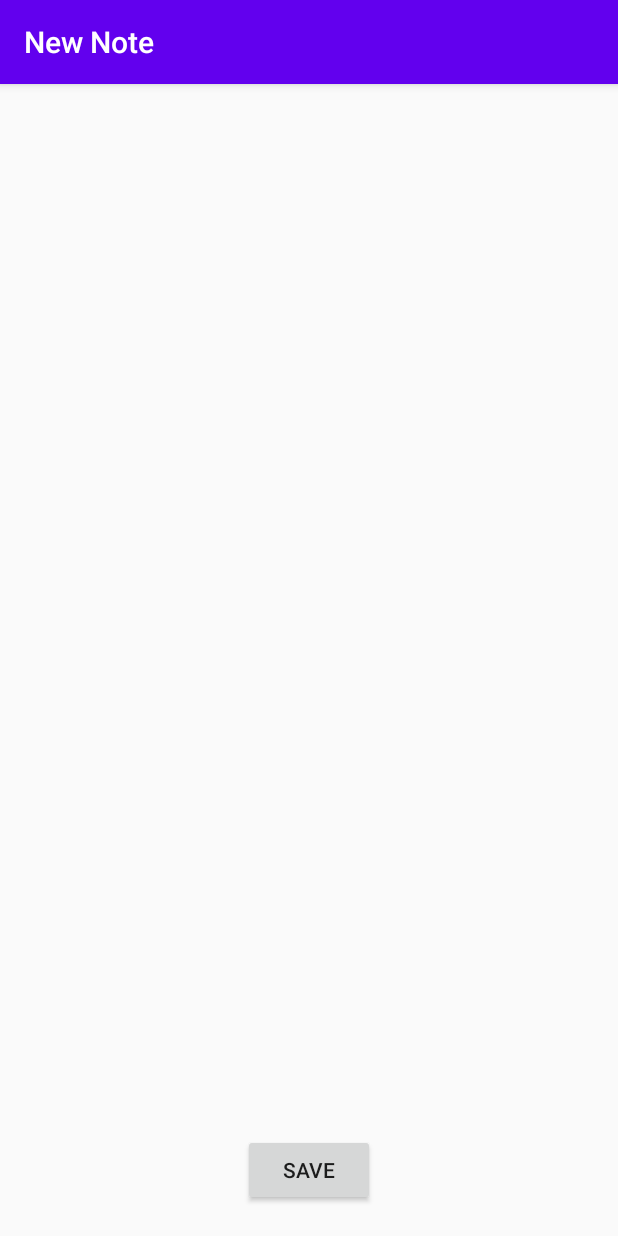
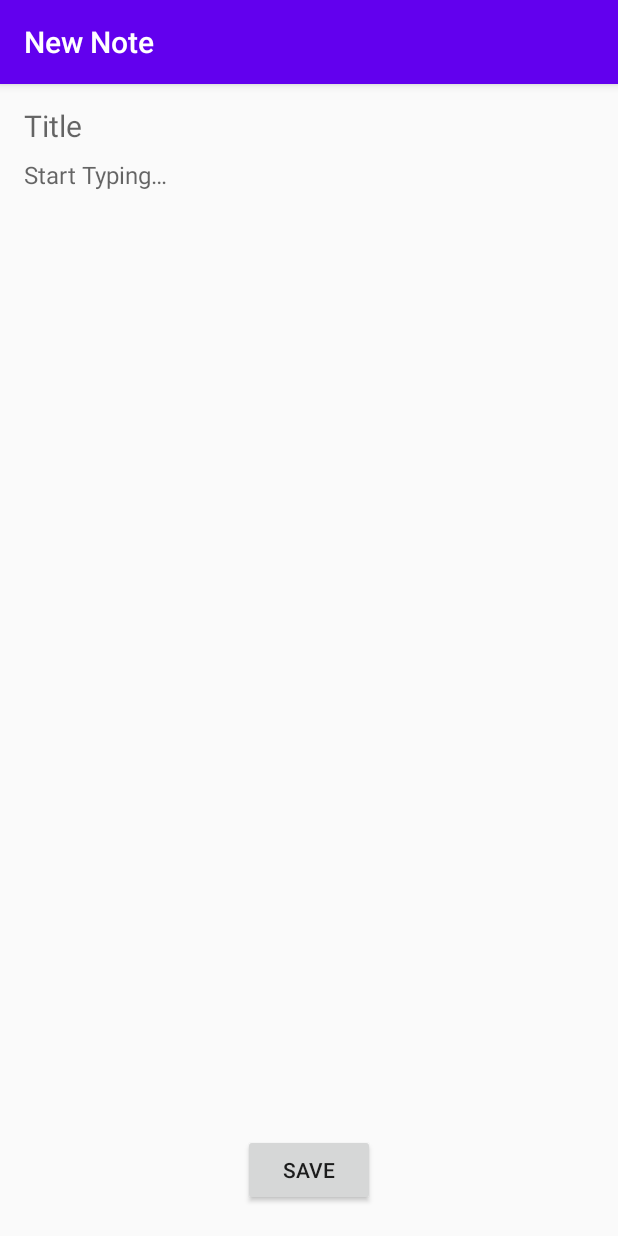
Before and after one commit to gpatel1994/MYNote, an Android app: the screen it shows after launch (FragmentLoadActivity), after a tap on an icon or button, on a phone screen of 412 x 824 dp. Run offline under Robolectric (Android 15) with nearby library versions, the phone set to English and light mode, and no system bars; our stand-ins replace data binding.

Commit message:
setup note title in DB and main show list

```diff
--- a/app/src/main/java/com/timesproject/mynotes/FragmentLoadActivity.kt
+++ b/app/src/main/java/com/timesproject/mynotes/FragmentLoadActivity.kt
@@ -5,8 +5,9 @@ import androidx.databinding.DataBindingUtil
 import androidx.fragment.app.FragmentActivity
 import androidx.fragment.app.FragmentTransaction
 import com.timesproject.mynotes.databinding.ActivtiyFragmentLoadBinding
+import com.timesproject.mynotes.listener.FragmentLoadActivityListener
 
-class FragmentLoadActivity : FragmentActivity() {
+class FragmentLoadActivity : FragmentActivity(), FragmentLoadActivityListener {
 
     private var fragmentTransaction:FragmentTransaction?= null
     lateinit var binding: ActivtiyFragmentLoadBinding
@@ -14,11 +15,11 @@ class FragmentLoadActivity : FragmentActivity() {
     override fun onCreate(savedInstanceState: Bundle?) {
         super.onCreate(savedInstanceState)
         binding = DataBindingUtil.setContentView(this, R.layout.activtiy_fragment_load)
-        binding.fragmentLoadToolbar.title = "New Note"
-        setActionBar(binding.fragmentLoadToolbar)
         initIntent()
         setFragmentManager()
         launchFragment()
+        setToolbarTitle(null)
+        setActionBar(binding.fragmentLoadToolbar)
     }
 
     private fun initIntent() {
@@ -37,4 +38,9 @@ class FragmentLoadActivity : FragmentActivity() {
         }
         fragmentTransaction?.commit()
     }
+
+    override fun setToolbarTitle(toolbarTitle: String?) {
+        val title = if (!toolbarTitle.isNullOrEmpty()) toolbarTitle else "New Note"
+        binding.fragmentLoadToolbar.title = title
+    }
 }
--- a/app/src/main/java/com/timesproject/mynotes/MainActivity.kt
+++ b/app/src/main/java/com/timesproject/mynotes/MainActivity.kt
@@ -12,6 +12,7 @@ import com.timesproject.mynotes.adapter.NoteListAdapter
 import com.timesproject.mynotes.database.TextNoteDBHelper
 import com.timesproject.mynotes.databinding.ActivityStartupBinding
 import com.timesproject.mynotes.listener.MainActivityListener
+import com.timesproject.mynotes.model.TextNote
 
 class MainActivity : AppCompatActivity(), MainActivityListener {
 
@@ -77,7 +78,7 @@ class MainActivity : AppCompatActivity(), MainActivityListener {
         if(!noteIdList.isNullOrEmpty()) { noteIdListAdapter?.setNoteIdList(noteIdList) }
     }
 
-    private fun getNoteIdList() : List<String?>? {
-        return noteDBHelper.readAllNotes()?.mapNotNull { it.noteId }
+    private fun getNoteIdList() : List<TextNote>? {
+        return noteDBHelper.readAllNotes()
     }
 }
--- a/app/src/main/java/com/timesproject/mynotes/NewNoteFragment.kt
+++ b/app/src/main/java/com/timesproject/mynotes/NewNoteFragment.kt
@@ -9,6 +9,7 @@ import androidx.databinding.DataBindingUtil
 import androidx.fragment.app.Fragment
 import com.timesproject.mynotes.database.TextNoteDBHelper
 import com.timesproject.mynotes.databinding.FragmentNoteListBinding
+import com.timesproject.mynotes.listener.FragmentLoadActivityListener
 import com.timesproject.mynotes.model.TextNote
 import com.timesproject.mynotes.util.NoteUtil
 
@@ -26,10 +27,13 @@ class NewNoteFragment : Fragment() {
             return fragment
         }
     }
+
     private lateinit var binding: FragmentNoteListBinding
     private lateinit var noteDBHelper: TextNoteDBHelper
     private var noteId:String? = null
-    private var noteText:String? = null
+    private var note: TextNote? = null
+    private var activityListener : FragmentLoadActivityListener? = null
+
     override fun onCreateView(
         inflater: LayoutInflater, container: ViewGroup?,
         savedInstanceState: Bundle?
@@ -42,14 +46,21 @@ class NewNoteFragment : Fragment() {
     override fun onViewCreated(view: View, savedInstanceState: Bundle?) {
         super.onViewCreated(view, savedInstanceState)
         initFromBundle()
+    }
+
+    override fun onActivityCreated(savedInstanceState: Bundle?) {
+        super.onActivityCreated(savedInstanceState)
+        activityListener = activity as? FragmentLoadActivityListener
         setNoteText()
         binding.saveNoteButton.setOnClickListener { onClickSaveButton() }
     }
 
     private fun setNoteText() {
-        noteText = noteDBHelper.readTextNote(noteId)?.get(0)?.noteText
-        if(!noteText.isNullOrEmpty()) {
-            binding.inputText.setText(noteText)
+        note = noteDBHelper.readTextNote(noteId)?.get(0)
+        note?.let { txtNote ->
+            txtNote.noteTitle?.let { activityListener?.setToolbarTitle(it) }
+            txtNote.noteText?.let { binding.inputText.setText(it) }
+            binding.noteTitleText.visibility = View.GONE
         }
     }
 
@@ -61,10 +72,14 @@ class NewNoteFragment : Fragment() {
 
     private fun onClickSaveButton() {
         val noteId = NoteUtil.generateNoteId()
+        var noteTitle : String? = binding.noteTitleText.editableText.toString()
         val noteText = binding.inputText.editableText.toString()
 
-        if(!noteId.isNullOrEmpty() && noteText.isNotEmpty()) {
-            val result = noteDBHelper.saveNoteInDB(TextNote(noteId, noteText))
+        if(noteTitle.isNullOrEmpty()) {
+            noteTitle = NoteUtil.getFirstNthCharactersFromText(noteText)
+        }
+        if(!noteId.isNullOrEmpty() && !noteTitle.isNullOrEmpty() && noteText.isNotEmpty()) {
+            val result = noteDBHelper.saveNoteInDB(TextNote(noteId, noteTitle, noteText))
             if(result) {
                 Toast.makeText(context, "Note Saved", Toast.LENGTH_LONG).show()
                 activity?.supportFragmentManager?.popBackStack()
@@ -72,6 +87,10 @@ class NewNoteFragment : Fragment() {
                 Toast.makeText(context, "Error in Saving Note", Toast.LENGTH_LONG).show()
             }
         }
+    }
 
+    override fun onDestroyView() {
+        super.onDestroyView()
+        activityListener = null
     }
 }
--- a/app/src/main/java/com/timesproject/mynotes/database/TextNoteDBHelper.kt
+++ b/app/src/main/java/com/timesproject/mynotes/database/TextNoteDBHelper.kt
@@ -12,15 +12,16 @@ import com.timesproject.mynotes.model.TextNote
 
 class TextNoteDBHelper(context: Context) : SQLiteOpenHelper(context, DATABASE_NAME, null, DATABASE_VERSION) {
     companion object {
-        val DATABASE_VERSION = 1
-        val DATABASE_NAME = "MyNote.db"
+        const val DATABASE_VERSION = 1
+        const val DATABASE_NAME = "MyNote.db"
 
-        private val SQL_CREATE_ENTRIES =
+        const val SQL_CREATE_ENTRIES =
             "CREATE TABLE " + TextNoteDataBaseContract.TextNoteEntry.TABLE_NAME + " (" +
                     TextNoteDataBaseContract.TextNoteEntry.NOTE_ID + " TEXT PRIMARY KEY," +
-                    TextNoteDataBaseContract.TextNoteEntry.NOTE_TEXT + " TEXT)"
+                    TextNoteDataBaseContract.TextNoteEntry.NOTE_TEXT + " TEXT," +
+                    TextNoteDataBaseContract.TextNoteEntry.NOTE_TITLE + " TEXT)"
 
-        private val SQL_DELETE_ENTRIES =
+        const val SQL_DELETE_ENTRIES =
             "DROP TABLE IF EXISTS " + TextNoteDataBaseContract.TextNoteEntry.TABLE_NAME
     }
 
@@ -48,6 +49,7 @@ class TextNoteDBHelper(context: Context) : SQLiteOpenHelper(context, DATABASE_NA
         val values = ContentValues()
 
         values.put(TextNoteDataBaseContract.TextNoteEntry.NOTE_ID, textNote.noteId)
+        values.put(TextNoteDataBaseContract.TextNoteEntry.NOTE_TITLE, textNote.noteTitle)
         values.put(TextNoteDataBaseContract.TextNoteEntry.NOTE_TEXT, textNote.noteText)
 
         // Insert the new row, returning the primary key value of the new row
@@ -91,12 +93,14 @@ class TextNoteDBHelper(context: Context) : SQLiteOpenHelper(context, DATABASE_NA
         }
 
         var noteText: String
+        var noteTitle: String
         cursor?.let {
             if (it.moveToFirst()) {
                 while (!it.isAfterLast) {
+                    noteTitle = it.getString(it.getColumnIndex(TextNoteDataBaseContract.TextNoteEntry.NOTE_TITLE))
                     noteText =
                         it.getString(it.getColumnIndex(TextNoteDataBaseContract.TextNoteEntry.NOTE_TEXT))
-                    noteList.add(TextNote(noteId, noteText))
+                    noteList.add(TextNote(noteId, noteTitle, noteText))
                     it.moveToNext()
                 }
             }
@@ -121,15 +125,18 @@ class TextNoteDBHelper(context: Context) : SQLiteOpenHelper(context, DATABASE_NA
         }
         var noteId: String
         var noteText: String
+        var noteTitle: String
         cursor?.let {
             if (it.moveToFirst()) {
                 while (!it.isAfterLast) {
                     noteId =
                         cursor.getString(cursor.getColumnIndex(TextNoteDataBaseContract.TextNoteEntry.NOTE_ID))
+                    noteTitle =
+                        cursor.getString(cursor.getColumnIndex(TextNoteDataBaseContract.TextNoteEntry.NOTE_TITLE))
                     noteText =
                         cursor.getString(cursor.getColumnIndex(TextNoteDataBaseContract.TextNoteEntry.NOTE_TEXT))
 
-                    noteList.add(TextNote(noteId, noteText))
+                    noteList.add(TextNote(noteId, noteTitle, noteText))
                     cursor.moveToNext()
                 }
 
--- a/app/src/main/java/com/timesproject/mynotes/database/TextNoteDataBaseContract.kt
+++ b/app/src/main/java/com/timesproject/mynotes/database/TextNoteDataBaseContract.kt
@@ -7,6 +7,7 @@ object TextNoteDataBaseContract {
         companion object {
             const val TABLE_NAME = "textNote"
             const val NOTE_ID = "noteId"
+            const val NOTE_TITLE = "noteTitle"
             const val NOTE_TEXT = "noteText"
         }
     }
--- /dev/null
+++ b/app/src/main/java/com/timesproject/mynotes/listener/FragmentLoadActivityListener.kt
@@ -0,0 +1,5 @@
+package com.timesproject.mynotes.listener
+
+interface FragmentLoadActivityListener {
+    fun setToolbarTitle(toolbarTitle: String?) {}
+}
--- a/app/src/main/java/com/timesproject/mynotes/listener/MainActivityListener.kt
+++ b/app/src/main/java/com/timesproject/mynotes/listener/MainActivityListener.kt
@@ -1,6 +1,5 @@
 package com.timesproject.mynotes.listener
 
 interface MainActivityListener {
-
     fun onClickOfNoteId(noteId: String?) {}
 }
--- a/app/src/main/res/layout/fragment_note_list.xml
+++ b/app/src/main/res/layout/fragment_note_list.xml
@@ -8,13 +8,41 @@
         android:orientation="vertical"
         tools:context=".FirstFragment">
 
-        <androidx.appcompat.widget.AppCompatEditText
-            android:id="@+id/input_text"
+        <LinearLayout
+            android:id="@+id/note_text_ll"
             android:layout_width="match_parent"
             android:layout_height="match_parent"
-            android:background="@color/color_transparent"
-            android:gravity="top"
-            tools:text="@string/demo_text"/>
+            android:orientation="vertical">
+
+            <EditText
+                android:id="@+id/note_title_text"
+                android:layout_width="match_parent"
+                android:layout_height="wrap_content"
+                android:layout_marginStart="@dimen/layout_16dp"
+                android:layout_marginTop="@dimen/layout_10dp"
+                android:layout_marginEnd="@dimen/layout_16dp"
+                android:background="@color/color_transparent"
+                android:textSize="@dimen/font_20sp"
+                android:gravity="top"
+                android:hint="@string/title_hint_text"
+                android:paddingTop="@dimen/layout_4dp"
+                android:paddingBottom="@dimen/layout_4dp"
+                android:inputType="textCapSentences"
+                tools:ignore="Autofill" />
+
+            <androidx.appcompat.widget.AppCompatEditText
+                android:id="@+id/input_text"
+                android:layout_width="match_parent"
+                android:layout_height="match_parent"
+                android:textSize="@dimen/font_16sp"
+                android:layout_marginStart="@dimen/layout_16dp"
+                android:layout_marginTop="@dimen/layout_4dp"
+                android:layout_marginEnd="@dimen/layout_16dp"
+                android:background="@color/color_transparent"
+                android:gravity="top"
+                android:hint="@string/demo_text"
+                android:inputType="textCapSentences"/>
+        </LinearLayout>
 
         <Button
             android:id="@+id/save_note_button"
@@ -22,7 +50,7 @@
             android:layout_height="wrap_content"
             android:layout_gravity="center_horizontal|bottom"
             android:layout_margin="@dimen/layout_20dp"
-            android:text="@string/save_note"/>
+            android:text="@string/save_note" />
     </FrameLayout>
 
 </layout>
--- a/app/src/main/res/values/strings.xml
+++ b/app/src/main/res/values/strings.xml
@@ -1,15 +1,7 @@
 <resources>
     <string name="app_name">MyNotes</string>
     <string name="action_settings">Settings</string>
-    <!-- Strings used for fragments for navigation -->
-    <string name="first_fragment_label">First Fragment</string>
-    <string name="second_fragment_label">Second Fragment</string>
-    <string name="next">Next</string>
-    <string name="previous">Previous</string>
-
-    <string name="hello_first_fragment">Hello first fragment</string>
-    <string name="hello_second_fragment">Hello second fragment. Arg: %1$s</string>
-
-    <string name="demo_text">Enter your text here…</string>
+    <string name="demo_text">Start Typing…</string>
+    <string name="title_hint_text">Title</string>
     <string name="save_note">Save</string>
 </resources>
```
Also changed, not shown: app/src/main/java/com/timesproject/mynotes/adapter/NoteListAdapter.kt (+18 -10 lines), app/src/main/java/com/timesproject/mynotes/model/TextNote.kt (+5 -2 lines), app/src/main/java/com/timesproject/mynotes/util/NoteUtil.kt (+12 -0 lines).
